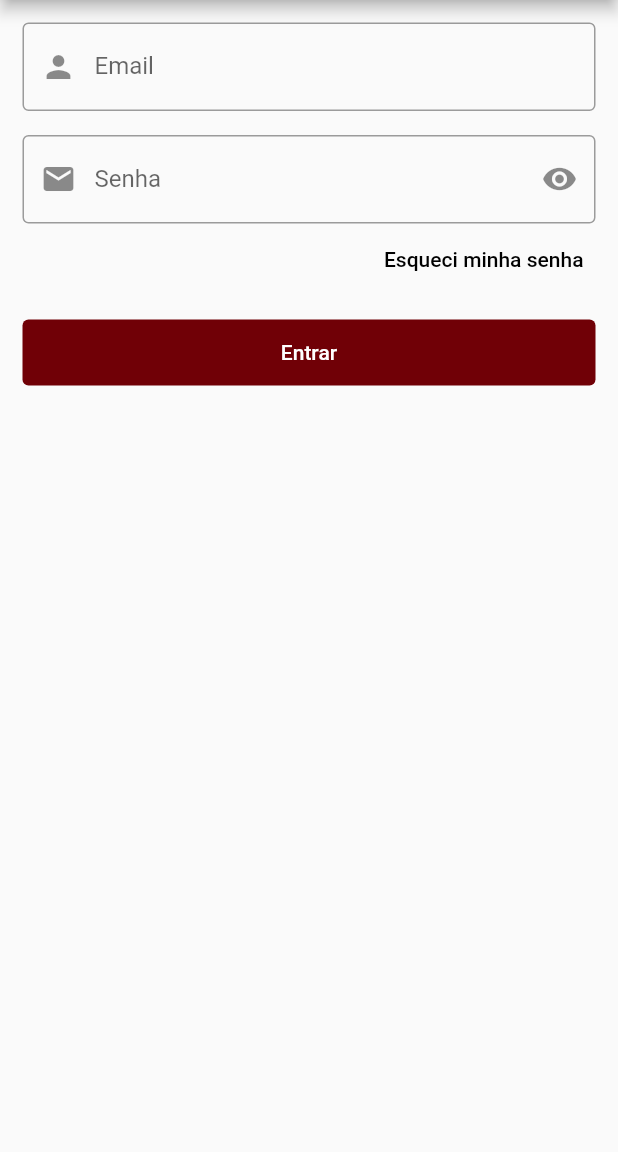
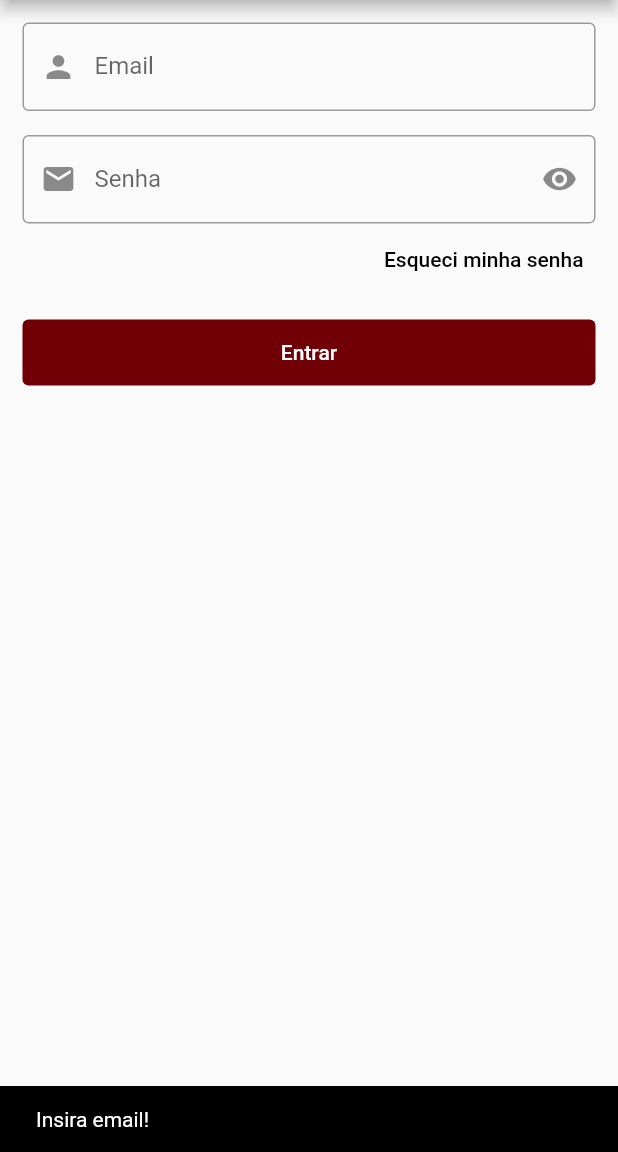
Before and after one commit to ravelsoares/loja_virtual, a Flutter app: the LoginScreen screen opened directly, after a tap on "Esqueci minha senha", on a phone screen of 412 x 824 dp, the part 84-1236 px from its top. Run offline on Flutter 3.47's test engine with Material 2 defaults, Android fonts, the phone set to English and light mode, and no system bars; our stand-ins replace carousel_pro, cloud_firestore, firebase_auth, transparent_image; accounts and stored records are empty.

Commit message:
recuperando senha

```diff
--- a/lib/screens/login_screen.dart
+++ b/lib/screens/login_screen.dart
@@ -92,7 +92,26 @@ class _LoginScreenState extends State<LoginScreen> {
                 Align(
                   alignment: Alignment.centerRight,
                   child: TextButton(
-                    onPressed: () {},
+                    onPressed: () {
+                      if (_emailController.text.isEmpty) {
+                        ScaffoldMessenger.of(context).showSnackBar(
+                          const SnackBar(
+                            content: Text('Insira email!'),
+                            backgroundColor: Colors.black,
+                            duration: Duration(seconds: 2),
+                          ),
+                        );
+                      } else {
+                        model.recoverPass(_emailController.text);
+                        ScaffoldMessenger.of(context).showSnackBar(
+                          SnackBar(
+                            content: const Text('Confira seu email!'),
+                            backgroundColor: Theme.of(context).primaryColor,
+                            duration: const Duration(seconds: 2),
+                          ),
+                        );
+                      }
+                    },
                     child: const Text(
                       'Esqueci minha senha',
                       textAlign: TextAlign.right,
@@ -116,9 +135,6 @@ class _LoginScreenState extends State<LoginScreen> {
                         backgroundColor: MaterialStateProperty.all<Color>(
                             Theme.of(context).primaryColor)),
                     onPressed: () {
-                      print('oi');
-                      print(_emailController.text);
-                      print(_passController.text);
                       if (_formKey.currentState.validate()) {}
 
                       model.signIn(
```
